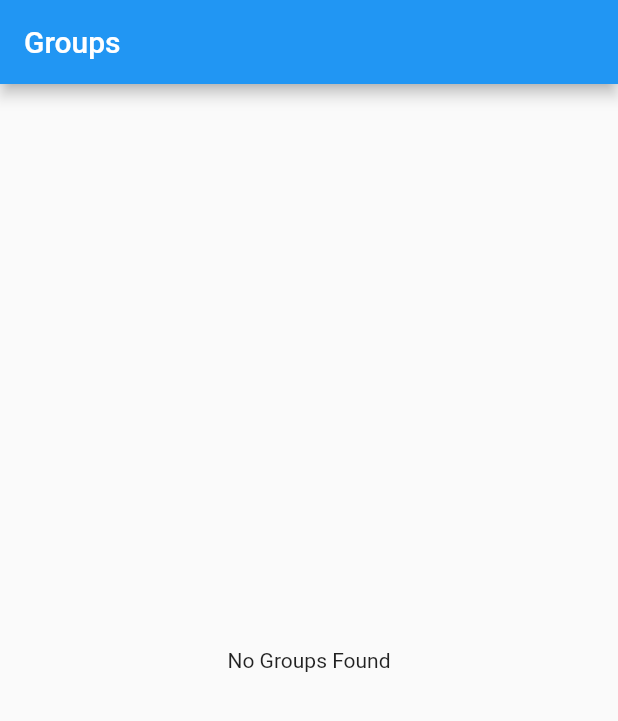
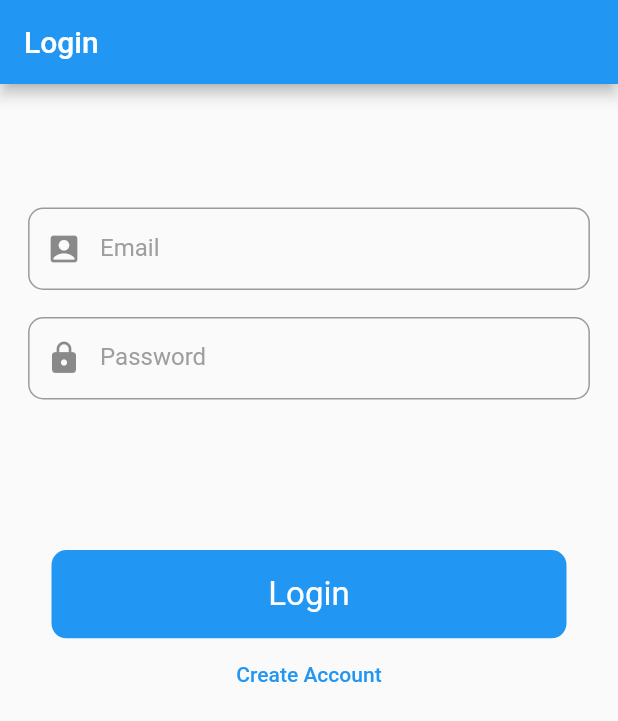
Before and after one commit to Aniketyadav44/chat_app, a Flutter app: the screen it shows after launch, on a phone screen of 412 x 824 dp. Shown: the top 721 px of the screen. Run offline on Flutter 3.47's test engine with Material 2 defaults, Android fonts, the phone set to English and light mode, and no system bars; our stand-ins replace cloud_firestore, firebase_auth, firebase_core, fluttertoast; accounts and stored records are empty.

Commit message:
Added create group and authentication

```diff
--- a/lib/main.dart
+++ b/lib/main.dart
@@ -1,3 +1,5 @@
+import 'package:chat_new/screens/Authentication/authenticate.dart';
+import 'package:chat_new/screens/courses_list.dart';
 import 'package:chat_new/screens/groups_list.dart';
 import 'package:firebase_core/firebase_core.dart';
 import "package:flutter/material.dart";
@@ -15,7 +17,7 @@ class MyApp extends StatelessWidget {
   Widget build(BuildContext context) {
     return MaterialApp(
       debugShowCheckedModeBanner: false,
-      home: GroupsList(),
+      home: Authenticate(),
     );
   }
 }
--- /dev/null
+++ b/lib/screens/Authentication/authenticate.dart
@@ -0,0 +1,17 @@
+import 'package:chat_new/screens/courses_list.dart';
+import 'package:chat_new/screens/Authentication/login.dart';
+import 'package:firebase_auth/firebase_auth.dart';
+import 'package:flutter/material.dart';
+
+class Authenticate extends StatelessWidget {
+  FirebaseAuth _auth = FirebaseAuth.instance;
+
+  @override
+  Widget build(BuildContext context) {
+    if (_auth.currentUser != null) {
+      return CourseScreen();
+    } else {
+      return LoginScreen();
+    }
+  }
+}
--- /dev/null
+++ b/lib/screens/Authentication/login.dart
@@ -0,0 +1,125 @@
+import 'package:chat_new/screens/courses_list.dart';
+import 'package:flutter/material.dart';
+import 'package:fluttertoast/fluttertoast.dart';
+import './create.dart';
+import './methods.dart';
+
+class LoginScreen extends StatefulWidget {
+  const LoginScreen({Key? key}) : super(key: key);
+
+  @override
+  State<LoginScreen> createState() => _LoginScreenState();
+}
+
+class _LoginScreenState extends State<LoginScreen> {
+  final TextEditingController _email = TextEditingController();
+  final TextEditingController _password = TextEditingController();
+  bool isLoading = false;
+
+  @override
+  Widget build(BuildContext context) {
+    final size = MediaQuery.of(context).size;
+    return Scaffold(
+      appBar: AppBar(
+        title: Text("Login"),
+      ),
+      body: isLoading
+          ? Center(
+              child: Container(
+                height: size.height / 20,
+                width: size.height / 20,
+                child: CircularProgressIndicator(),
+              ),
+            )
+          : SingleChildScrollView(
+              child: Column(
+                children: [
+                  SizedBox(
+                    height: size.height / 10,
+                  ),
+                  inputField(size, "Email", Icons.account_box, _email),
+                  Padding(
+                    padding: EdgeInsets.symmetric(vertical: 18),
+                    child: inputField(size, "Password", Icons.lock, _password),
+                  ),
+                  SizedBox(
+                    height: size.height / 10,
+                  ),
+                  customBtn(size),
+                  TextButton(
+                      onPressed: () => Navigator.push(context,
+                          MaterialPageRoute(builder: (_) => CreateScreen())),
+                      child: Text("Create Account"))
+                ],
+              ),
+            ),
+    );
+  }
+
+  Widget customBtn(Size size) {
+    return GestureDetector(
+      onTap: () {
+        if (_email.text.isNotEmpty && _password.text.isNotEmpty) {
+          setState(() {
+            isLoading = true;
+          });
+          Login(_email.text, _password.text).then((user) {
+            if (user != null) {
+              Fluttertoast.showToast(msg: "Login Successful");
+              setState(() {
+                isLoading = false;
+              });
+              Navigator.pushAndRemoveUntil(
+                  context,
+                  MaterialPageRoute(builder: (_) => CourseScreen()),
+                  (route) => false);
+            } else {
+              Fluttertoast.showToast(msg: "Login Failed");
+              setState(() {
+                isLoading = false;
+              });
+            }
+          });
+        } else {
+          Fluttertoast.showToast(msg: "Plese provide email and password");
+        }
+      },
+      child: Container(
+        height: size.height / 14,
+        width: size.width / 1.2,
+        alignment: Alignment.center,
+        decoration: BoxDecoration(
+          borderRadius: BorderRadius.circular(10),
+          color: Colors.blue,
+        ),
+        child: Text(
+          "Login",
+          style: TextStyle(color: Colors.white, fontSize: 22),
+        ),
+      ),
+    );
+  }
+
+  Widget inputField(
+      Size size, String hintText, IconData icon, TextEditingController cont) {
+    return Container(
+      width: size.width,
+      alignment: Alignment.center,
+      child: Container(
+        height: size.height / 15,
+        width: size.width / 1.1,
+        child: TextField(
+          controller: cont,
+          decoration: InputDecoration(
+            prefixIcon: Icon(icon),
+            hintText: hintText,
+            hintStyle: TextStyle(color: Colors.grey),
+            border: OutlineInputBorder(
+              borderRadius: BorderRadius.circular(10),
+            ),
+          ),
+        ),
+      ),
+    );
+  }
+}
--- a/pubspec.yaml
+++ b/pubspec.yaml
@@ -37,6 +37,7 @@ dependencies:
   firebase_auth: ^3.3.11
   cloud_firestore: ^3.1.10
   intl: ^0.17.0
+  fluttertoast: ^8.0.9
 
 dev_dependencies:
   flutter_test:
```
Also changed, not shown: lib/screens/Authentication/create.dart (added, +132 -0 lines), lib/screens/Authentication/methods.dart (added, +59 -0 lines), lib/screens/chat_screen.dart (+16 -4 lines), lib/screens/courses_list.dart (added, +111 -0 lines), lib/screens/group_info.dart (added, +14 -0 lines), lib/screens/groups_list.dart (+12 -6 lines), lib/widgets/course_tile.dart (added, +28 -0 lines), lib/widgets/group_tile.dart (+12 -8 lines), pubspec.lock, 1 other file.
